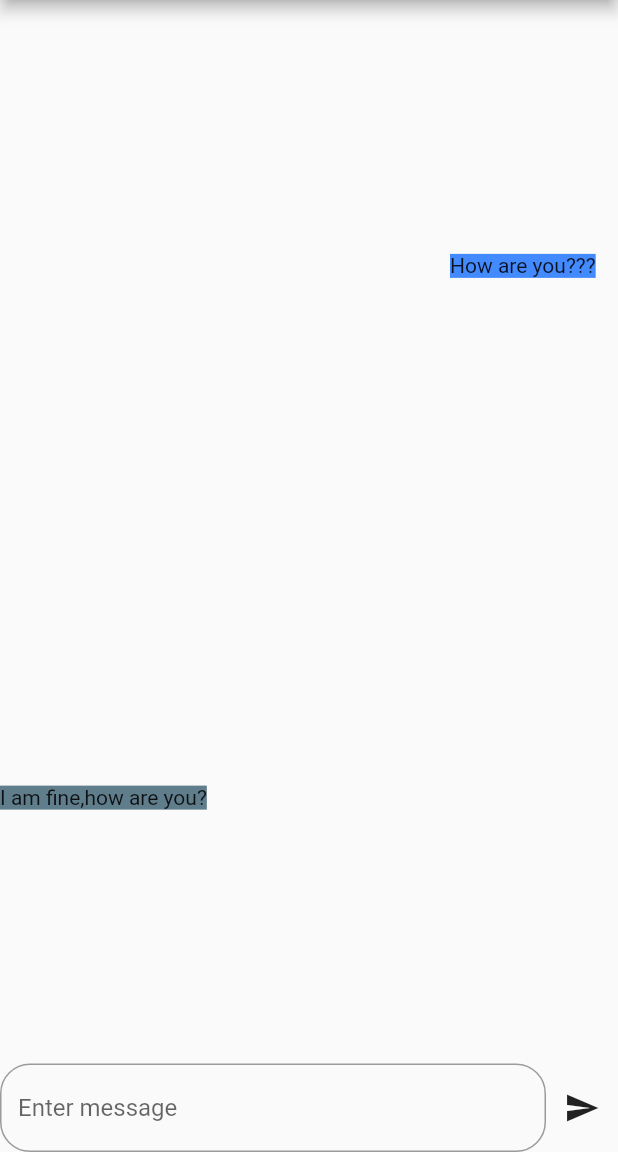
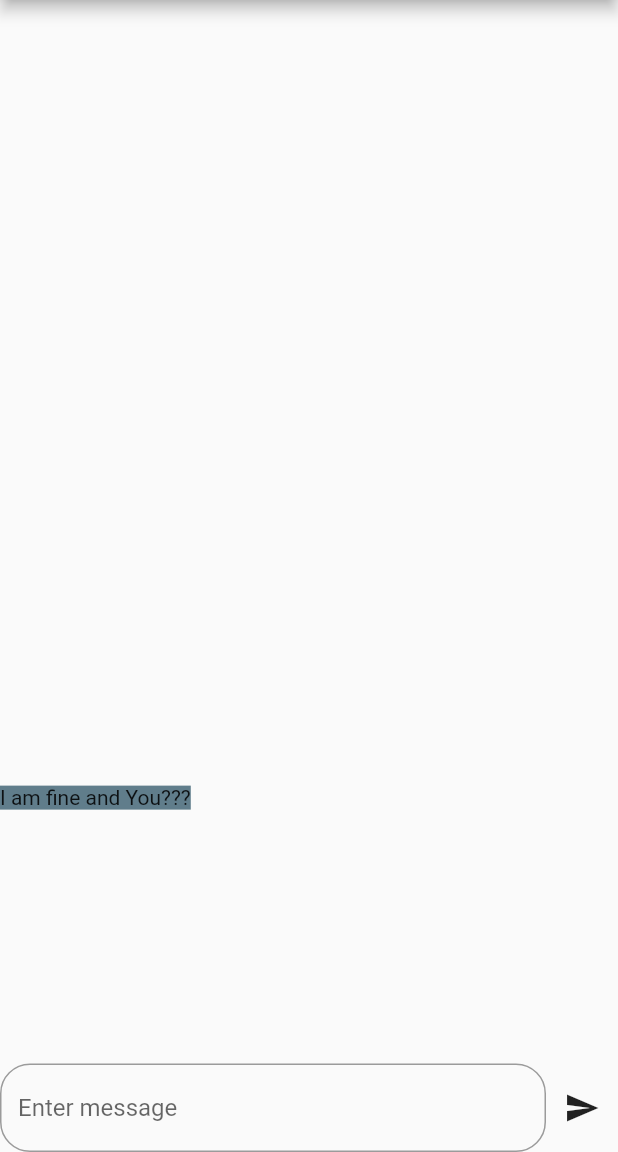
Before and after one commit to ABDULRAHMANBAYO/chatbot, a Flutter app: the screen it shows after launch, after a tap on the "send" icon, on a phone screen of 412 x 824 dp, the part 84-1236 px from its top. Run offline on Flutter 3.47's test engine with Material 2 defaults, Android fonts, the phone set to English and light mode, and no system bars; missing offline and left inert: flutter_dialogflow.

Commit message:
Updated UI

```diff
--- a/lib/main.dart
+++ b/lib/main.dart
@@ -1,4 +1,6 @@
 import 'package:flutter/material.dart';
+import 'package:flutter/cupertino.dart';
+import 'package:flutter/foundation.dart';
 import 'package:flutter_dialogflow/dialogflow_v2.dart';
 
 void main() => runApp(MyApp());
@@ -27,11 +29,18 @@ class MyHomePage extends StatefulWidget {
 }
 
 class _MyHomePageState extends State<MyHomePage> {
-  //final List<ChatMessage> _messages = new List();
+  final List _messages = new List();
+  var message="How are you";
   final TextEditingController sentmessage = TextEditingController();
 
   _submit() {
     debugPrint(sentmessage.text);
+  setState(() {
+     message = sentmessage.text;
+  });
+    _messages.add(sentmessage.text);
+    print("Element in the array:$_messages");
+    _messages.clear();
     sentmessage.clear();
   }
 
@@ -57,7 +66,7 @@ class _MyHomePageState extends State<MyHomePage> {
       children: <Widget>[
         Container(
           margin: EdgeInsets.only(left: 300.0),
-          child: Text("How are you???"),
+          child: Text(message),
           decoration: new BoxDecoration(color: Colors.blueAccent),
         )
       ],
@@ -69,7 +78,8 @@ class _MyHomePageState extends State<MyHomePage> {
       children: <Widget>[
         Container(
           margin: EdgeInsets.only(right: 80.0),
-          child: Text("I am fine,how are you?"),
+          //child:ListTile(),
+          child: Text("I am fine and You???"),
           decoration: new BoxDecoration(color: Colors.blueGrey),
         )
       ],
```
